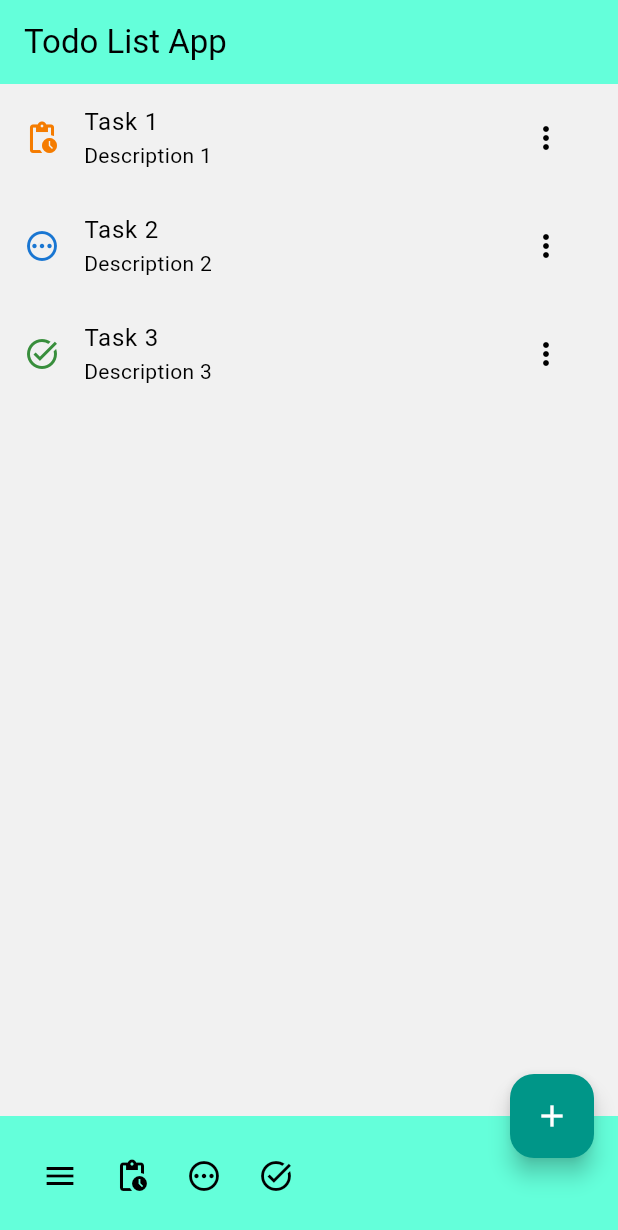
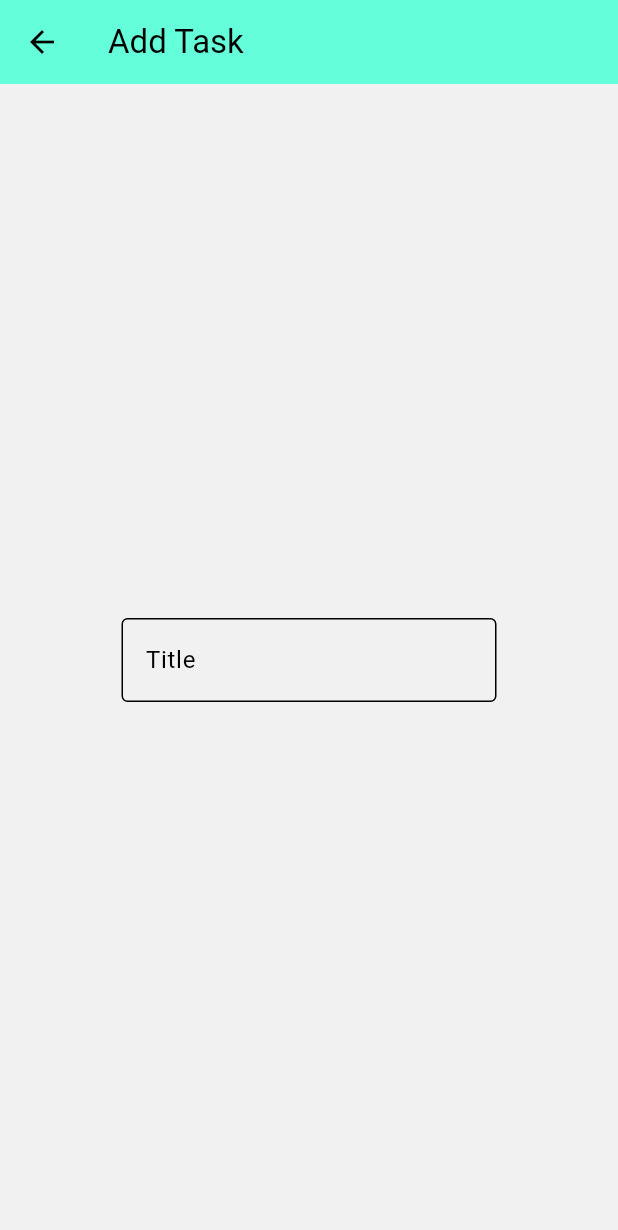
Before and after one commit to danielmontes9/flutter-todo-list-app, a Flutter app: the screen it shows after launch, after a tap on the "add" icon, on a phone screen of 412 x 824 dp. Shown: the top 1230 px of the screen. Run offline on Flutter 3.47's test engine with Material 3 defaults, Android fonts, the phone set to English and light mode, and no system bars.

Commit message:
feat: :sparkles: add form task page

```diff
--- /dev/null
+++ b/lib/features/todo/screens/form_task.dart
@@ -0,0 +1,39 @@
+import 'package:flutter/material.dart';
+import 'package:flutter_todo_list_app/core/theme/app_colors.dart';
+
+class FormTaskPage extends StatefulWidget {
+  final String title;
+
+  const FormTaskPage({super.key, required this.title});
+
+  @override
+  State<FormTaskPage> createState() => _FormTaskPagePageState();
+}
+
+class _FormTaskPagePageState extends State<FormTaskPage> {
+  @override
+  Widget build(BuildContext context) {
+    return Scaffold(
+      appBar: AppBar(
+        backgroundColor: AppColors.secondary,
+        title: Text(widget.title),
+      ),
+      body: Center(
+        child: Column(
+          mainAxisAlignment: MainAxisAlignment.center,
+          children: <Widget>[
+            const SizedBox(
+              width: 250,
+              child: TextField(
+                decoration: InputDecoration(
+                  border: OutlineInputBorder(),
+                  labelText: 'Title',
+                ),
+              ),
+            ),
+          ],
+        ),
+      ),
+    );
+  }
+}
--- a/lib/features/todo/screens/home.dart
+++ b/lib/features/todo/screens/home.dart
@@ -1,5 +1,6 @@
 import 'package:flutter/material.dart';
 import 'package:flutter_todo_list_app/core/theme/app_colors.dart';
+import 'package:flutter_todo_list_app/features/todo/screens/form_task.dart';
 import 'package:flutter_todo_list_app/features/todo/widgets/task_tile.dart';
 import 'package:flutter_todo_list_app/features/todo/data/enums/todo_status.dart';
 
@@ -17,7 +18,11 @@ class _HomePageState extends State<HomePage> {
 
   void _incrementCounter() {
     setState(() {
-      _counter++;
+      Navigator.of(context).push(
+        MaterialPageRoute(
+          builder: (context) => const FormTaskPage(title: 'Add Task'),
+        ),
+      );
     });
   }
 
```
